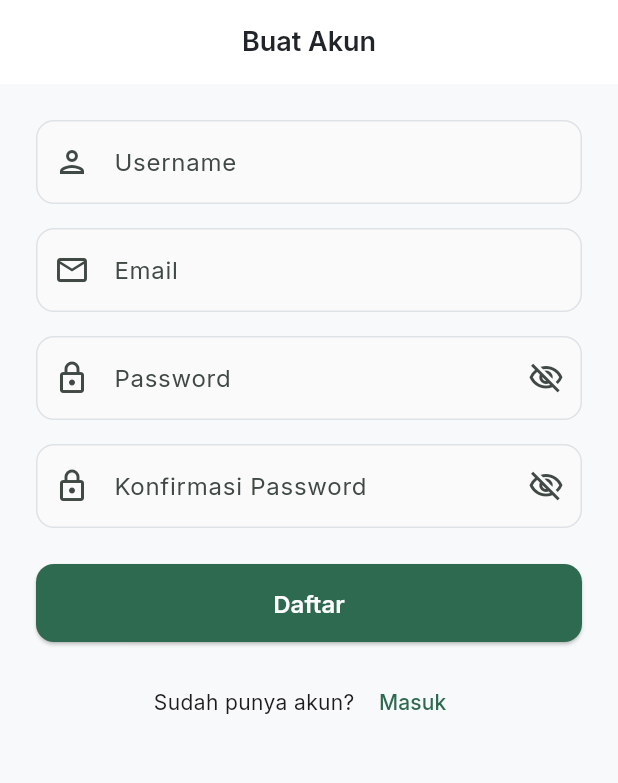
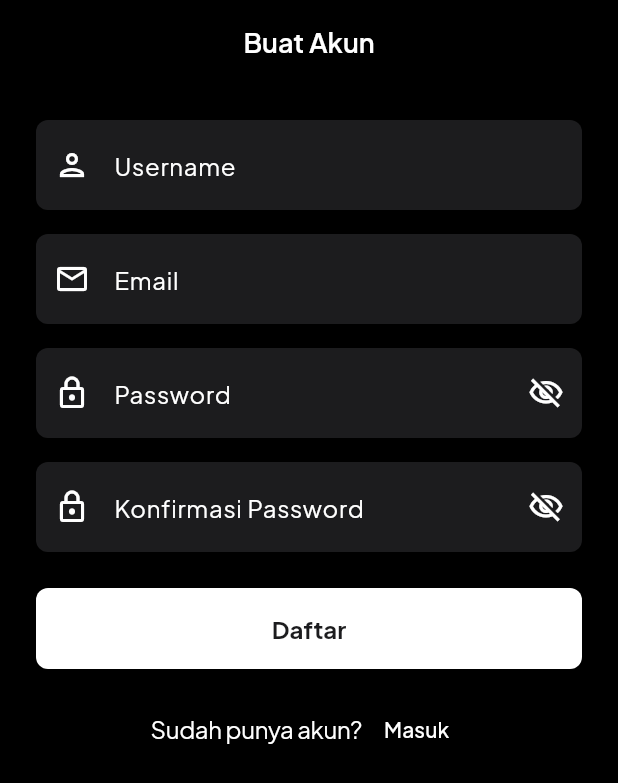
Before and after one commit to Ihsan-p1/TepiLog, a Flutter app: the screen it shows after launch, after a tap on "Masuk", after a tap on "Daftar", on a phone screen of 412 x 824 dp. Shown: the top 783 px of the screen. Run offline on Flutter 3.47's test engine with Material 3 defaults, Android fonts, the light colour scheme and no system bars; our stand-ins replace dio, flutter_riverpod, go_router, google_fonts, google_maps_flutter, hive_flutter; accounts and stored records are empty.

Commit message:
Phase 2: PostGIS, monochromatic dark UI, Google Maps, location detail with timeline slider

```diff
--- a/mobile/lib/app/router.dart
+++ b/mobile/lib/app/router.dart
@@ -4,6 +4,8 @@ import 'package:tepilog/features/auth/presentation/providers/auth_provider.dart'
 import 'package:tepilog/features/auth/presentation/screens/login_screen.dart';
 import 'package:tepilog/features/auth/presentation/screens/register_screen.dart';
 import 'package:tepilog/features/map/presentation/screens/home_screen.dart';
+
+import 'package:tepilog/features/map/presentation/screens/location_detail_screen.dart';
 
 final routerProvider = Provider<GoRouter>((ref) {
   final authState = ref.watch(authProvider);
@@ -41,6 +43,14 @@ final routerProvider = Provider<GoRouter>((ref) {
         name: 'home',
         builder: (context, state) => const HomeScreen(),
       ),
+      GoRoute(
+        path: '/location/:id',
+        name: 'location-detail',
+        builder: (context, state) {
+          final id = state.pathParameters['id']!;
+          return LocationDetailScreen(locationId: id);
+        },
+      ),
     ],
   );
 });
--- a/mobile/lib/app/theme.dart
+++ b/mobile/lib/app/theme.dart
@@ -2,35 +2,48 @@ import 'package:flutter/material.dart';
 import 'package:google_fonts/google_fonts.dart';
 
 class AppTheme {
-  static const Color primary = Color(0xFF2D6A4F);
-  static const Color primaryLight = Color(0xFF52B788);
-  static const Color primaryDark = Color(0xFF1B4332);
-  static const Color accent = Color(0xFFD4A373);
-  static const Color background = Color(0xFFF8F9FA);
-  static const Color surface = Color(0xFFFFFFFF);
-  static const Color error = Color(0xFFE63946);
-  static const Color textPrimary = Color(0xFF212529);
-  static const Color textSecondary = Color(0xFF6C757D);
-  static const Color border = Color(0xFFDEE2E6);
+  // Monochromatic Palette
+  static const Color primary = Color(0xFF1C1C1E); // Near-black
+  static const Color accent = Color(0xFFD6D3D1);  // Stone/Warm Gray 200
+  static const Color background = Color(0xFF000000); // Pure Black for photo pop
+  static const Color surface = Color(0xFF1C1C1E);
+  static const Color error = Color(0xFFFF453A); // iOS style red
+  static const Color textPrimary = Color(0xFFFFFFFF);
+  static const Color textSecondary = Color(0xFFA1A1AA); // Zinc 400
+  static const Color border = Color(0xFF3F3F46); // Zinc 700
 
-  static ThemeData get lightTheme {
+  static ThemeData get darkTheme {
+    final baseTextTheme = GoogleFonts.plusJakartaSansTextTheme(ThemeData.dark().textTheme);
+
     return ThemeData(
       useMaterial3: true,
-      colorScheme: ColorScheme.fromSeed(
-        seedColor: primary,
-        primary: primary,
+      brightness: Brightness.dark,
+      colorScheme: const ColorScheme.dark(
+        primary: textPrimary,
         secondary: accent,
         surface: surface,
         error: error,
       ),
       scaffoldBackgroundColor: background,
-      textTheme: GoogleFonts.interTextTheme(),
+      textTheme: baseTextTheme.copyWith(
+        titleLarge: GoogleFonts.plusJakartaSans(
+          fontSize: 20,
+          fontWeight: FontWeight.w700,
+          color: textPrimary,
+          letterSpacing: -0.5,
+        ),
+        bodyMedium: GoogleFonts.plusJakartaSans(
+          fontSize: 16,
+          color: textPrimary,
+          letterSpacing: -0.2,
+        ),
+      ),
       appBarTheme: AppBarTheme(
-        backgroundColor: surface,
+        backgroundColor: background.withOpacity(0.8),
         foregroundColor: textPrimary,
         elevation: 0,
         centerTitle: true,
-        titleTextStyle: GoogleFonts.inter(
+        titleTextStyle: GoogleFonts.plusJakartaSans(
           fontSize: 18,
           fontWeight: FontWeight.w600,
           color: textPrimary,
@@ -38,27 +51,28 @@ class AppTheme {
       ),
       elevatedButtonTheme: ElevatedButtonThemeData(
         style: ElevatedButton.styleFrom(
-          backgroundColor: primary,
-          foregroundColor: Colors.white,
-          minimumSize: const Size(double.infinity, 52),
+          backgroundColor: textPrimary,
+          foregroundColor: primary,
+          minimumSize: const Size(double.infinity, 54),
+          elevation: 0,
           shape: RoundedRectangleBorder(
-            borderRadius: BorderRadius.circular(12),
+            borderRadius: BorderRadius.circular(8),
           ),
-          textStyle: GoogleFonts.inter(
+          textStyle: GoogleFonts.plusJakartaSans(
             fontSize: 16,
-            fontWeight: FontWeight.w600,
+            fontWeight: FontWeight.w700,
           ),
         ),
       ),
       outlinedButtonTheme: OutlinedButtonThemeData(
         style: OutlinedButton.styleFrom(
-          foregroundColor: primary,
-          minimumSize: const Size(double.infinity, 52),
+          foregroundColor: textPrimary,
+          minimumSize: const Size(double.infinity, 54),
           shape: RoundedRectangleBorder(
-            borderRadius: BorderRadius.circular(12),
+            borderRadius: BorderRadius.circular(8),
           ),
-          side: const BorderSide(color: primary),
-          textStyle: GoogleFonts.inter(
+          side: const BorderSide(color: border),
+          textStyle: GoogleFonts.plusJakartaSans(
             fontSize: 16,
             fontWeight: FontWeight.w600,
           ),
@@ -66,25 +80,25 @@ class AppTheme {
       ),
       inputDecorationTheme: InputDecorationTheme(
         filled: true,
-        fillColor: Colors.grey.shade50,
-        contentPadding: const EdgeInsets.symmetric(horizontal: 16, vertical: 16),
+        fillColor: surface,
+        contentPadding: const EdgeInsets.symmetric(horizontal: 20, vertical: 18),
         border: OutlineInputBorder(
-          borderRadius: BorderRadius.circular(12),
-          borderSide: const BorderSide(color: border),
+          borderRadius: BorderRadius.circular(8),
+          borderSide: BorderSide.none,
         ),
         enabledBorder: OutlineInputBorder(
-          borderRadius: BorderRadius.circular(12),
-          borderSide: const BorderSide(color: border),
+          borderRadius: BorderRadius.circular(8),
+          borderSide: BorderSide.none,
         ),
         focusedBorder: OutlineInputBorder(
-          borderRadius: BorderRadius.circular(12),
-          borderSide: const BorderSide(color: primary, width: 2),
+          borderRadius: BorderRadius.circular(8),
+          borderSide: const BorderSide(color: border, width: 1),
         ),
         errorBorder: OutlineInputBorder(
-          borderRadius: BorderRadius.circular(12),
-          borderSide: const BorderSide(color: error),
+          borderRadius: BorderRadius.circular(8),
+          borderSide: const BorderSide(color: error, width: 1),
         ),
-        hintStyle: GoogleFonts.inter(color: textSecondary),
+        hintStyle: GoogleFonts.plusJakartaSans(color: textSecondary),
       ),
     );
   }
--- a/mobile/lib/features/auth/presentation/screens/login_screen.dart
+++ b/mobile/lib/features/auth/presentation/screens/login_screen.dart
@@ -70,7 +70,7 @@ class _LoginScreenState extends ConsumerState<LoginScreen> {
                   textAlign: TextAlign.center,
                   style: Theme.of(context).textTheme.headlineLarge?.copyWith(
                         fontWeight: FontWeight.bold,
-                        color: AppTheme.primaryDark,
+                        color: AppTheme.textPrimary,
                       ),
                 ),
                 const SizedBox(height: 8),
--- a/mobile/lib/main.dart
+++ b/mobile/lib/main.dart
@@ -38,7 +38,8 @@ class TepiLogApp extends ConsumerWidget {
     return MaterialApp.router(
       title: 'TepiLog',
       debugShowCheckedModeBanner: false,
-      theme: AppTheme.lightTheme,
+      theme: AppTheme.darkTheme,
+      themeMode: ThemeMode.dark,
       routerConfig: router,
     );
   }
```
Also changed, not shown: mobile/lib/features/map/data/location_repository.dart (added, +76 -0 lines), mobile/lib/features/map/presentation/providers/map_provider.dart (added, +63 -0 lines), mobile/lib/features/map/presentation/screens/home_screen.dart (+94 -28 lines), mobile/lib/features/map/presentation/screens/location_detail_screen.dart (added, +168 -0 lines), 3 other files.
